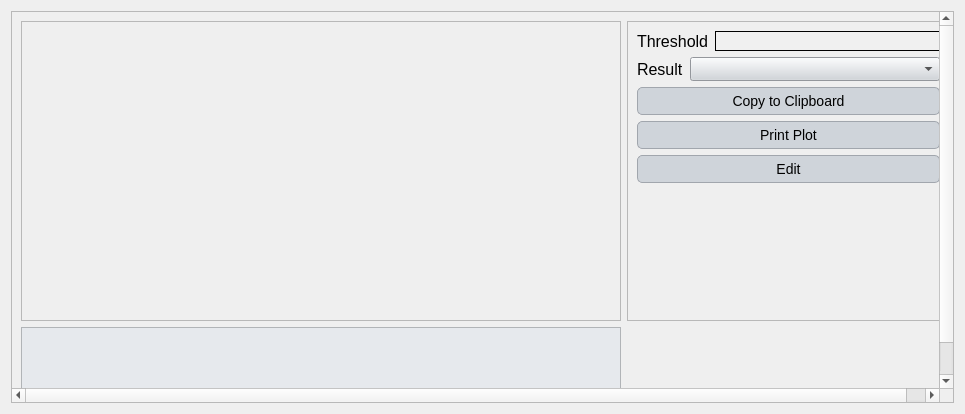
The window that ui/design_results_graph.ui (Inigobarbe/VFSMOD-GUI) describes before a commit, drawn with Qt 5.
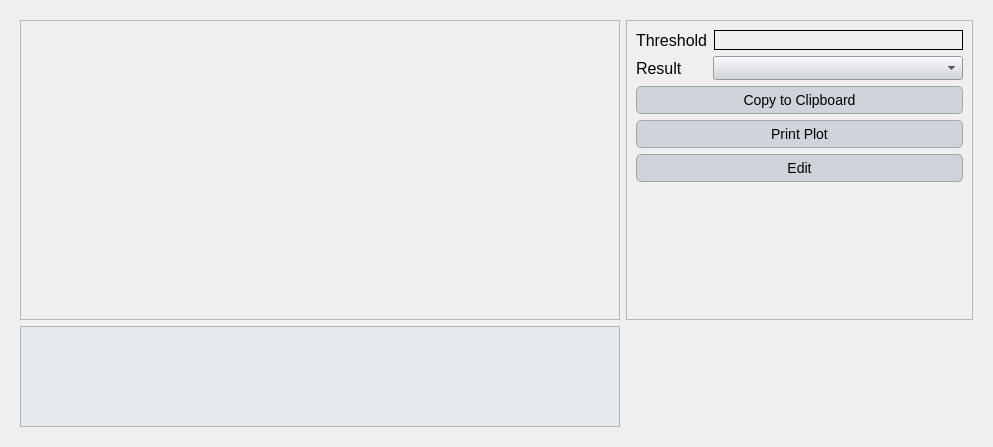
The same window after the commit.

```diff
--- a/ui/design_results_graph.ui
+++ b/ui/design_results_graph.ui
@@ -6,8 +6,8 @@
    <rect>
     <x>0</x>
     <y>0</y>
-    <width>965</width>
-    <height>414</height>
+    <width>993</width>
+    <height>447</height>
    </rect>
   </property>
   <property name="windowTitle">
@@ -119,16 +119,19 @@
   <layout class="QGridLayout" name="gridLayout_3">
    <item row="0" column="0">
     <widget class="QScrollArea" name="scrollArea">
+     <property name="frameShape">
+      <enum>QFrame::NoFrame</enum>
+     </property>
      <property name="widgetResizable">
       <bool>true</bool>
      </property>
      <widget class="QWidget" name="scrollAreaWidgetContents">
       <property name="geometry">
        <rect>
-        <x>-20</x>
-        <y>-25</y>
-        <width>948</width>
-        <height>414</height>
+        <x>0</x>
+        <y>0</y>
+        <width>975</width>
+        <height>429</height>
        </rect>
       </property>
       <layout class="QGridLayout" name="gridLayout">
```
